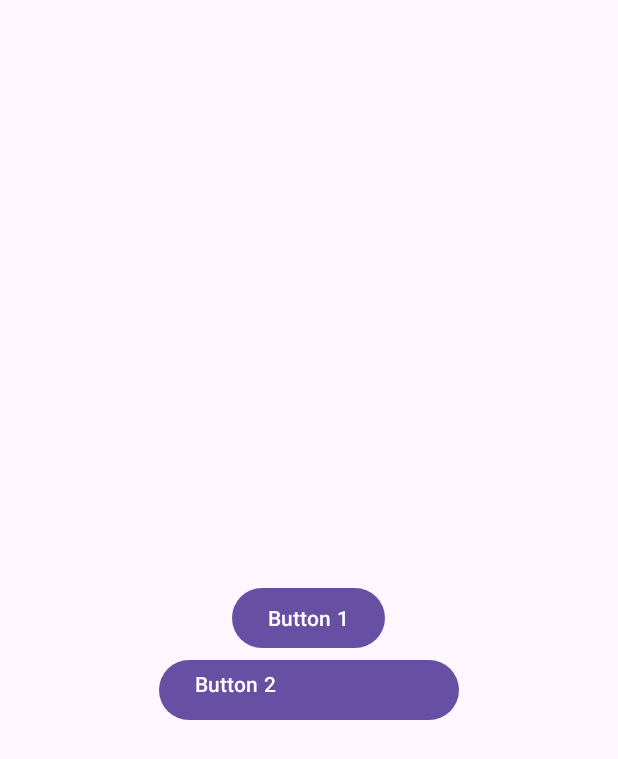
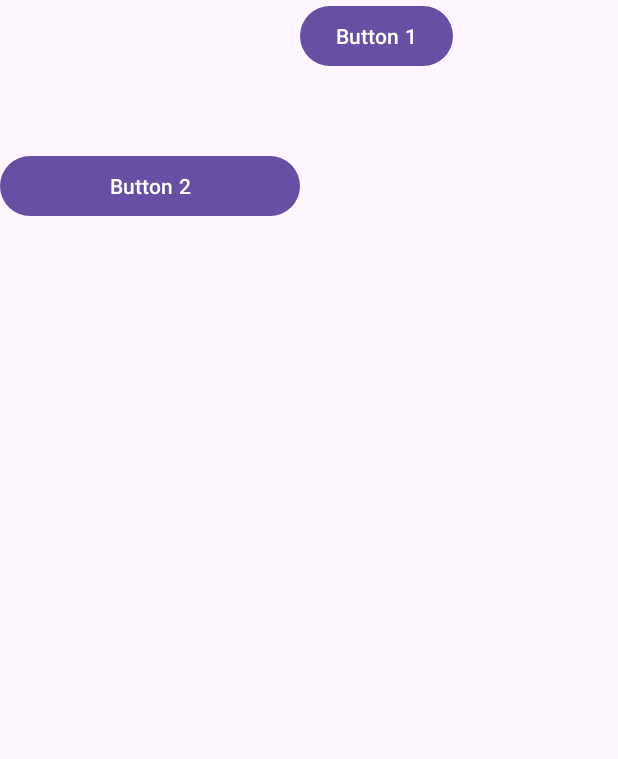
Before and after one commit to krenevych/MyFirstApp, an Android app: the screen it shows after launch (MainActivity), on a phone screen of 412 x 824 dp. Shown: the top 759 px of the screen. Run offline under Robolectric (Android 15) with nearby library versions, the phone set to English and light mode, and no system bars.

Commit message:
FrameLayout

```diff
--- a/app/src/main/res/layout/activity_main.xml
+++ b/app/src/main/res/layout/activity_main.xml
@@ -1,5 +1,5 @@
 <?xml version="1.0" encoding="utf-8"?>
-<RelativeLayout xmlns:android="http://schemas.android.com/apk/res/android"
+<FrameLayout xmlns:android="http://schemas.android.com/apk/res/android"
     xmlns:app="http://schemas.android.com/apk/res-auto"
     xmlns:tools="http://schemas.android.com/tools"
     android:layout_width="match_parent"
@@ -11,16 +11,14 @@
         android:id="@+id/button1"
         android:layout_width="wrap_content"
         android:layout_height="wrap_content"
-        android:layout_centerInParent="true"
+        android:layout_marginStart="200dp"
         android:text="Button 1" />
 
     <Button
         android:id="@+id/button2"
         android:layout_width="200dp"
         android:layout_height="wrap_content"
-        android:layout_below="@id/button1"
-        android:layout_centerHorizontal="true"
-        android:gravity="top|left"
+        android:layout_marginTop="100dp"
         android:text="Button 2" />
 
-</RelativeLayout>
+</FrameLayout>
```
